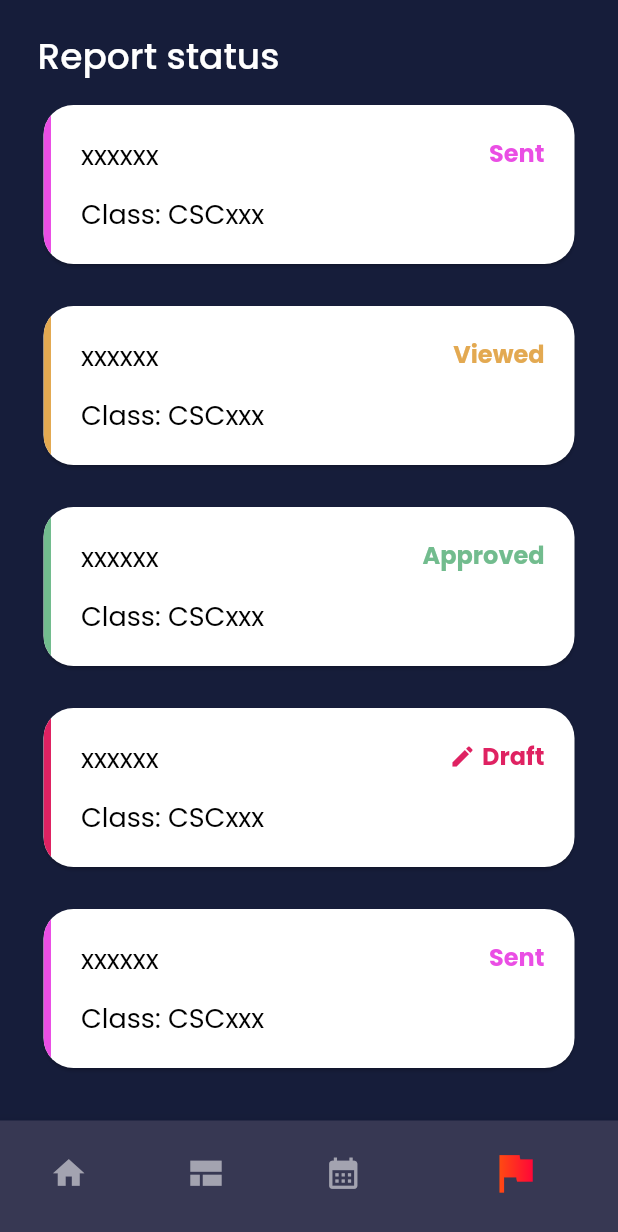
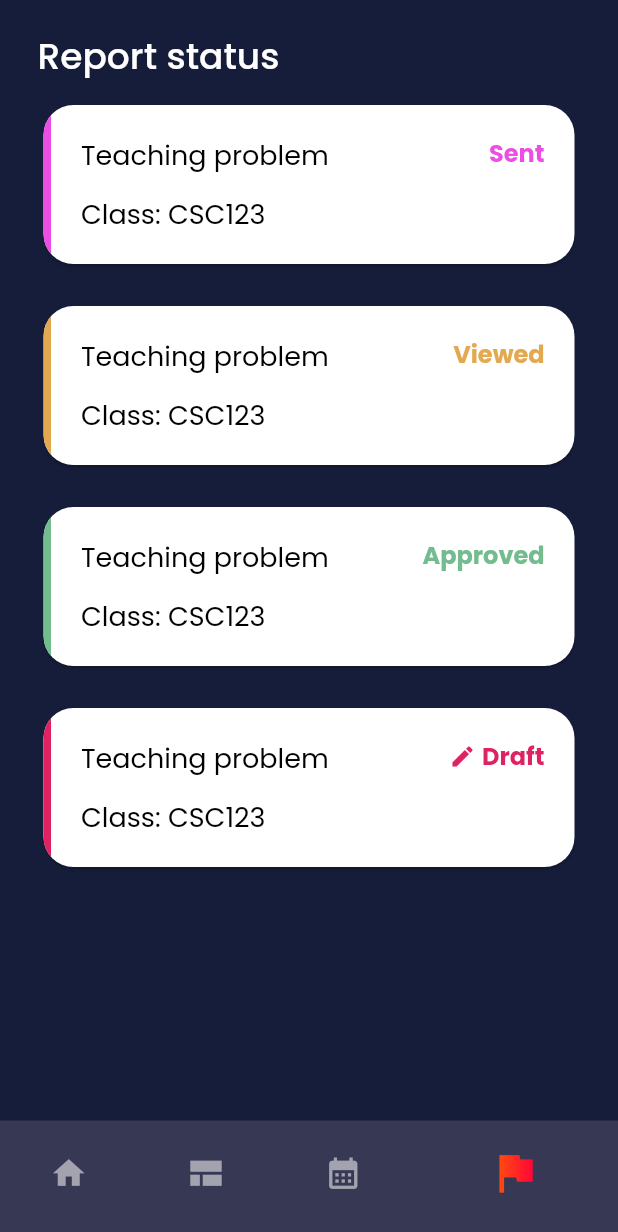
Before and after one commit to FloatKasemtan/CSC291-INFORME, a Flutter app: the screen it shows after launch, item 4 of the bottom bar chosen, on a phone screen of 412 x 824 dp. Shown: the top 1232 px of the screen. Run offline on Flutter 3.47's test engine with Material 2 defaults, Android fonts, the phone set to English and light mode, and no system bars; our stand-ins replace dio, google_fonts; network calls fail.

Commit message:
feat: add model

```diff
--- a/informe/lib/main.dart
+++ b/informe/lib/main.dart
@@ -1,6 +1,8 @@
 import 'package:flutter/material.dart';
 import 'package:google_fonts/google_fonts.dart';
+import 'package:informe/models/course.dart';
 import 'package:informe/models/report.dart';
+import 'package:informe/models/user.dart';
 import 'package:informe/screens/course_info.dart';
 import 'package:informe/widgets/courses.dart';
 import 'package:informe/screens/get_start.dart';
@@ -51,14 +53,50 @@ class _MyAppState extends State<MyApp> {
     const Courses(),
     const Schedule(),
     Report(data: [
-      ReportModel("xxxxxx", "CSCxxx", Status.sent),
-      ReportModel("xxxxxx", "CSCxxx", Status.viewed),
-      ReportModel("xxxxxx", "CSCxxx", Status.approved),
-      ReportModel("xxxxxx", "CSCxxx", Status.draft),
-      ReportModel("xxxxxx", "CSCxxx", Status.sent),
-      ReportModel("xxxxxx", "CSCxxx", Status.viewed),
-      ReportModel("xxxxxx", "CSCxxx", Status.approved),
-      ReportModel("xxxxxx", "CSCxxx", Status.draft),
+      ReportModel(
+          user: User(
+              email: "",
+              firstname: "firstname",
+              id: "1",
+              lastname: "lastname",
+              userType: UserType.lecturer),
+          topic: "Teaching problem",
+          status: Status.sent,
+          course:
+              Course(id: "1", name: "Introduction to flutter", code: "CSC123")),
+      ReportModel(
+          user: User(
+              email: "",
+              firstname: "firstname",
+              id: "1",
+              lastname: "lastname",
+              userType: UserType.lecturer),
+          topic: "Teaching problem",
+          status: Status.viewed,
+          course:
+              Course(id: "1", name: "Introduction to flutter", code: "CSC123")),
+      ReportModel(
+          user: User(
+              email: "",
+              firstname: "firstname",
+              id: "1",
+              lastname: "lastname",
+              userType: UserType.lecturer),
+          topic: "Teaching problem",
+          status: Status.approved,
+          course:
+              Course(id: "1", name: "Introduction to flutter", code: "CSC123")),
+      ReportModel(
+          user: User(
+              email: "",
+              firstname: "firstname",
+              id: "1",
+              lastname: "lastname",
+              userType: UserType.lecturer),
+          topic: "Teaching problem",
+          status: Status.draft,
+          course:
+              Course(id: "1", name: "Introduction to flutter", code: "CSC123")),
     ]),
   ];
 
@@ -79,6 +117,10 @@ class _MyAppState extends State<MyApp> {
               color: Colors.white,
               fontSize: 16,
               fontWeight: FontWeight.w700,
+            ),
+            subtitle1: GoogleFonts.poppins(
+              color: Colors.white,
+              fontSize: 16,
             ),
             headline1: GoogleFonts.poppins(
                 color: Colors.white,
--- /dev/null
+++ b/informe/lib/models/course.dart
@@ -0,0 +1,19 @@
+import 'package:json_annotation/json_annotation.dart';
+
+part 'course.g.dart';
+
+@JsonSerializable()
+class Course {
+  @JsonKey(required: true)
+  final String id;
+
+  final String name;
+
+  final String code;
+
+  Course({required this.id, required this.name, required this.code});
+
+  factory Course.fromJson(Map<String, dynamic> json) => _$CourseFromJson(json);
+
+  Map<String, dynamic> toJson() => _$CourseToJson(this);
+}
--- a/informe/lib/models/report.dart
+++ b/informe/lib/models/report.dart
@@ -1,8 +1,26 @@
+import 'package:informe/models/course.dart';
+import 'package:informe/models/user.dart';
+import 'package:json_annotation/json_annotation.dart';
+
+part 'report.g.dart';
+
+@JsonSerializable()
 class ReportModel {
-  final String topic;
-  final String atclass;
-  final Status status;
-  ReportModel(this.topic, this.atclass, this.status);
+  String topic;
+  final Course course;
+  final User user;
+  Status status;
+
+  ReportModel(
+      {required this.topic,
+      this.status = Status.draft,
+      required this.course,
+      required this.user});
+
+  factory ReportModel.fromJson(Map<String, dynamic> json) =>
+      _$ReportModelFromJson(json);
+
+  Map<String, dynamic> toJson() => _$ReportModelToJson(this);
 }
 
 enum Status { sent, viewed, approved, draft }
--- /dev/null
+++ b/informe/lib/models/user.dart
@@ -0,0 +1,30 @@
+import 'package:json_annotation/json_annotation.dart';
+
+part 'user.g.dart';
+
+@JsonSerializable()
+class User {
+  @JsonKey(required: true)
+  String id;
+
+  String firstname;
+
+  String lastname;
+
+  String email;
+
+  UserType userType;
+
+  User(
+      {required this.email,
+      required this.firstname,
+      required this.id,
+      required this.lastname,
+      required this.userType});
+
+  factory User.fromJson(Map<String, dynamic> json) => _$UserFromJson(json);
+
+  Map<String, dynamic> toJson() => _$UserToJson(this);
+}
+
+enum UserType { student, lecturer }
--- a/informe/lib/widgets/report/report_card.dart
+++ b/informe/lib/widgets/report/report_card.dart
@@ -44,7 +44,8 @@ class ReportCard extends StatelessWidget {
                           height: 12,
                         ),
                         Text(
-                          "Class: ${reportModel.atclass}",
+                          "Class: ${reportModel.course.code}",
+                          overflow: TextOverflow.ellipsis,
                           style: Theme.of(context).textTheme.labelMedium,
                         )
                       ],
--- a/informe/pubspec.yaml
+++ b/informe/pubspec.yaml
@@ -36,11 +36,14 @@ dependencies:
   cupertino_icons: ^1.0.2
   provider: ^6.0.2
   google_fonts: ^2.3.1
+  json_annotation: ^4.4.0
 
 dev_dependencies:
   flutter_test:
     sdk: flutter
 
+  build_runner: ^2.0.0
+  json_serializable: ^6.2.0
   # The "flutter_lints" package below contains a set of recommended lints to
   # encourage good coding practices. The lint set provided by the package is
   # activated in the `analysis_options.yaml` file located at the root of your
```
Also changed, not shown: informe/lib/screens/report_form.dart (+60 -1 lines), informe/lib/widgets/courses.dart (+19 -1 lines), informe/lib/models/course.g.dart (added), informe/lib/models/report.g.dart (added), informe/lib/models/user.g.dart (added), informe/lib/screens/report_description.dart (added), informe/pubspec.lock.
